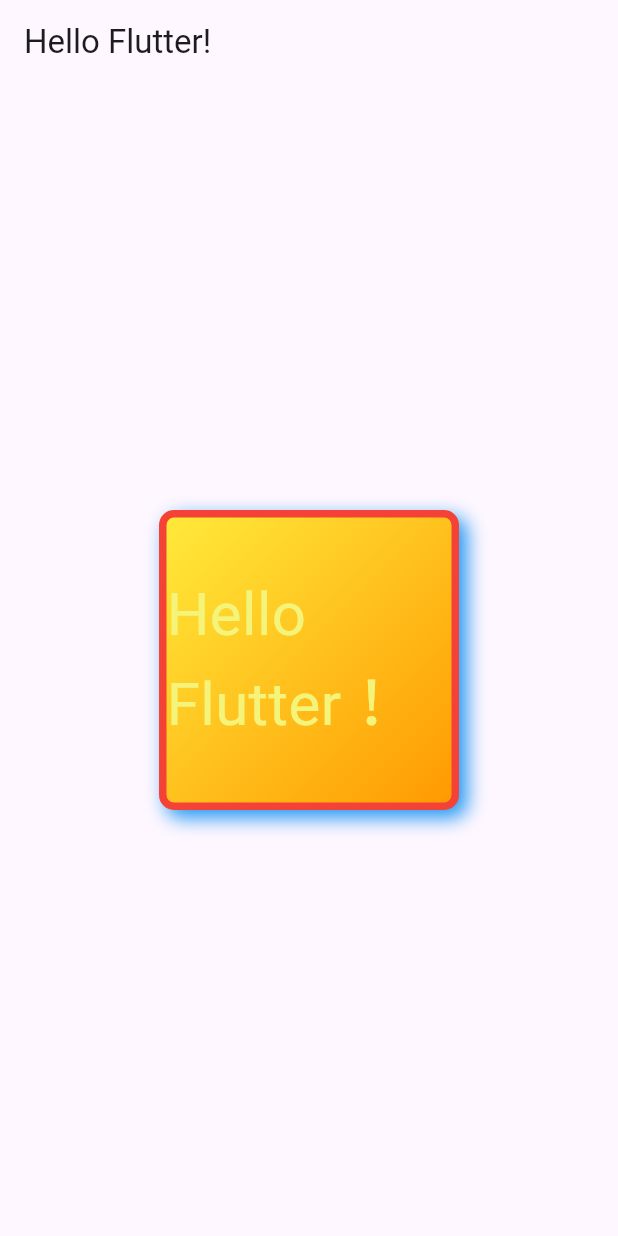
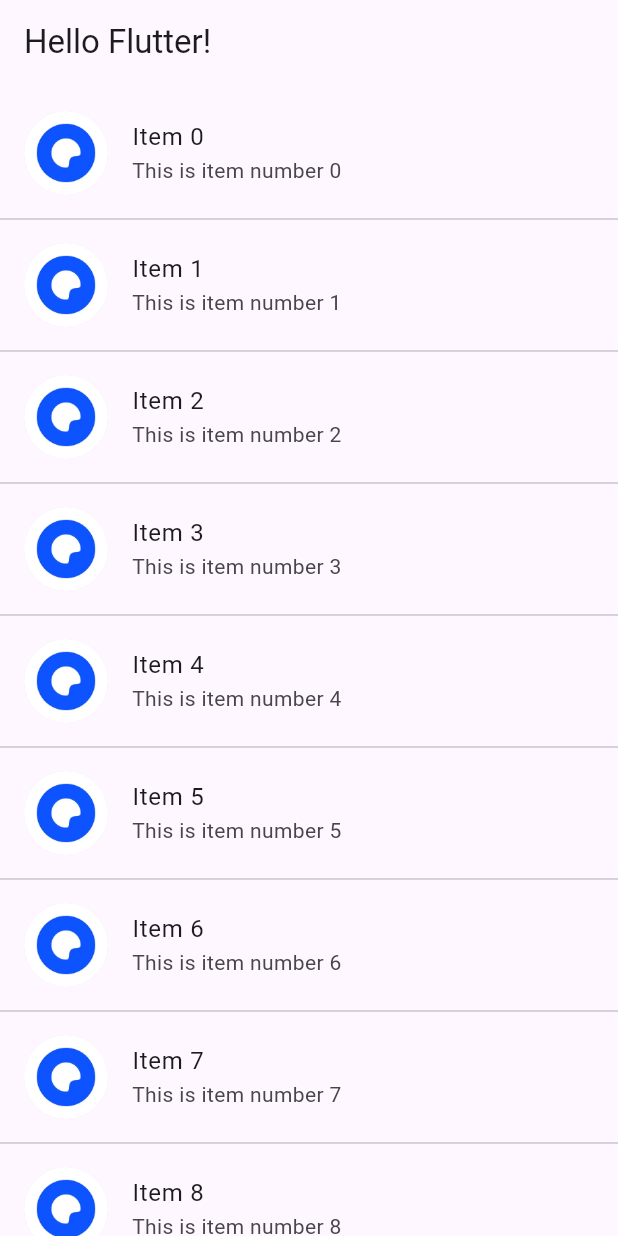
Before and after one commit to coder-zrl/flutter_demo, a Flutter app: the screen it shows after launch, on a phone screen of 412 x 824 dp. Run offline on Flutter 3.47's test engine with Material 3 defaults, Android fonts, the phone set to English and light mode, and no system bars.

Commit message:
feat: Listview

```diff
--- /dev/null
+++ b/lib/date/flutter03_listview_dynamic.dart
@@ -0,0 +1,35 @@
+import 'package:flutter/material.dart';
+
+class MyApp extends StatelessWidget {
+  const MyApp({super.key});
+
+  List<Widget> _buildListTiles() {
+    // 或者从dart文件中取也可以，也可以指定ListView.builder
+    List<Widget> tiles = [];
+    for (int i = 0; i < 10; i++) {
+      tiles.add(
+        ListTile(
+          leading: CircleAvatar(
+            radius: 28,
+            backgroundImage: AssetImage("assets/img/quake.png"),
+          ),
+          title: Text("Item $i"),
+          subtitle: Text("This is item number $i"),
+        ),
+      );
+      if (i < 9) {
+        tiles.add(Divider()); // 添加分割线
+      }
+    }
+    return tiles;
+  }
+
+  @override
+  Widget build(BuildContext context) {
+    return ListView(
+      // scrollDirection: Axis.horizontal,
+      padding: const EdgeInsets.fromLTRB(0, 10, 0, 0),
+      children: _buildListTiles(),
+    );
+  }
+}
--- a/lib/main.dart
+++ b/lib/main.dart
@@ -1,7 +1,7 @@
 // importM
 import 'package:flutter/material.dart';
 
-import 'date/flutter02.dart';
+import 'date/flutter03_listview_dynamic.dart';
 
 void main() {
   runApp(
```
Also changed, not shown: lib/date/flutter03_listview_static.dart (added, +34 -0 lines), pubspec.yaml (+2 -48 lines), assets/img/quake.png (added), 1 other file.
